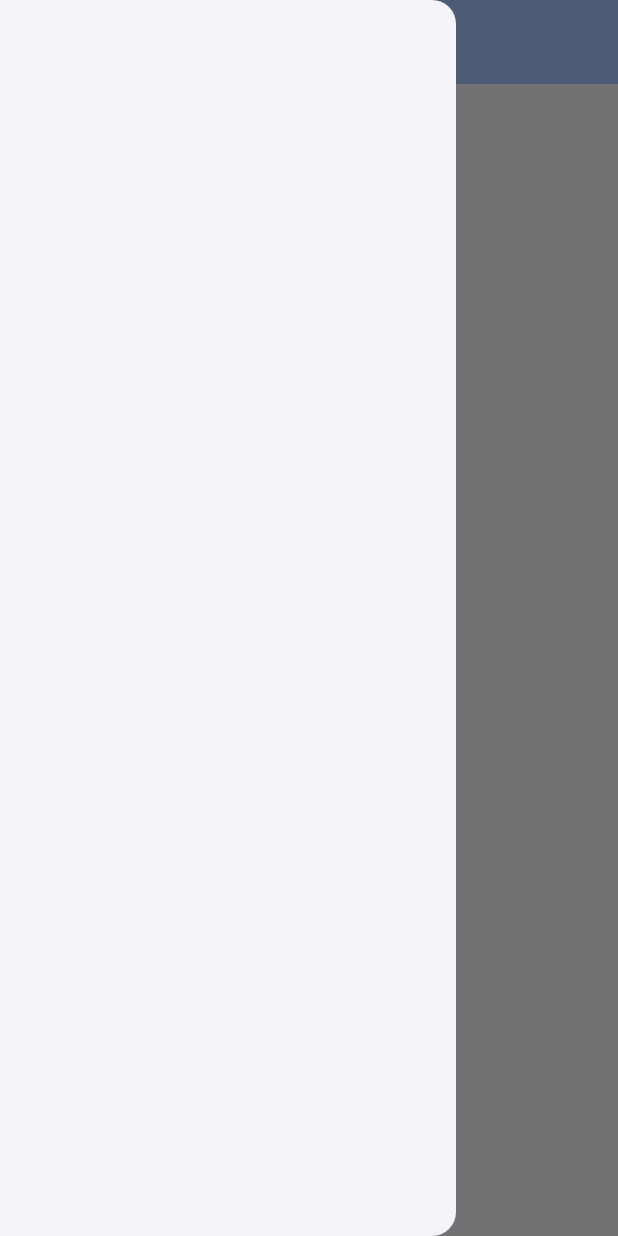
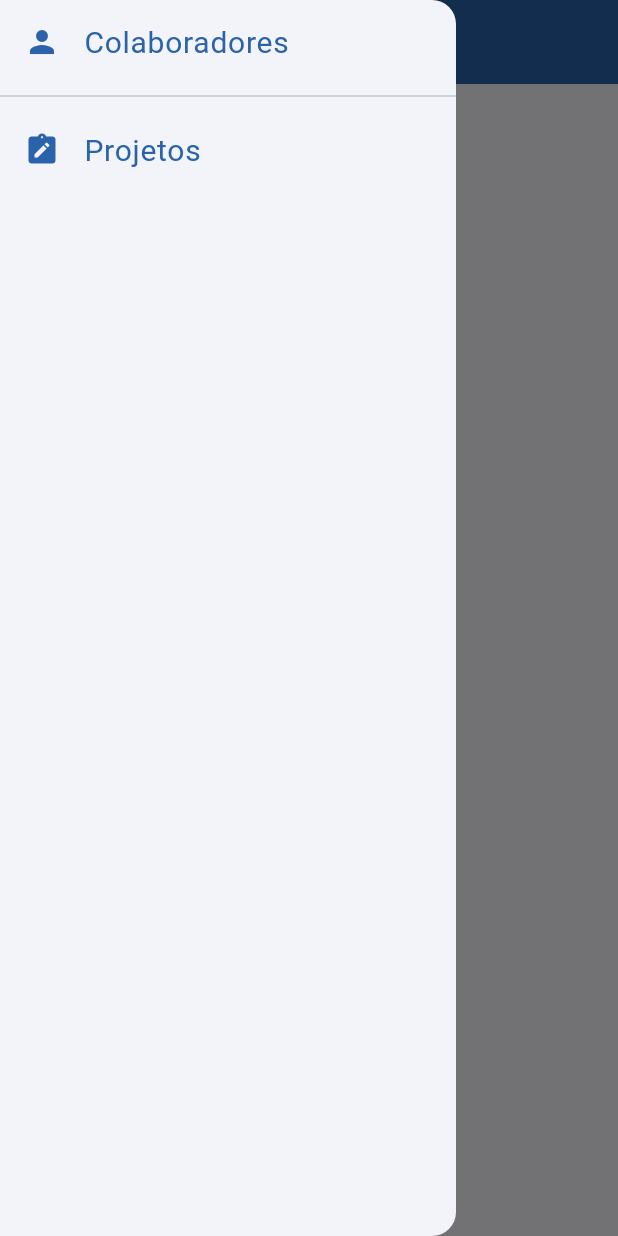
Before and after one commit to Madson-Carvalho/Allocation-Manager-Mobile, a Flutter app: the screen it shows after launch, with the side drawer open, on a phone screen of 412 x 824 dp. Run offline on Flutter 3.47's test engine with Material 3 defaults, Android fonts, the phone set to English and light mode, and no system bars.

Commit message:
Ajustada a base da aplicação

```diff
--- a/lib/commons/app_colors.dart
+++ b/lib/commons/app_colors.dart
@@ -4,4 +4,5 @@ class AppColors {
   AppColors._();
 
   static const Color primaryColor = Color(0xFF2A63A9);
+  static const Color white = Color(0xFFFFFFFF);
 }
--- a/lib/main.dart
+++ b/lib/main.dart
@@ -13,7 +13,6 @@ class MyApp extends StatelessWidget {
   Widget build(BuildContext context) {
     return MaterialApp(
       debugShowCheckedModeBanner: false,
-      title: 'Flutter Demo',
       theme: ThemeData(
         colorScheme: ColorScheme.fromSeed(seedColor: AppColors.primaryColor),
         useMaterial3: true,
--- a/lib/pages/home_page.dart
+++ b/lib/pages/home_page.dart
@@ -1,3 +1,4 @@
+import 'package:allocation_manager_mobile/widgets/base_page.dart';
 import 'package:flutter/material.dart';
 
 class HomePage extends StatefulWidget {
@@ -10,18 +11,6 @@ class HomePage extends StatefulWidget {
 class _MyHomePageState extends State<HomePage> {
   @override
   Widget build(BuildContext context) {
-    return Scaffold(
-      drawer: const SafeArea(child: Drawer()),
-      appBar: AppBar(
-        title: const Text("Allocation Manager"),
-        backgroundColor: Theme.of(context).colorScheme.inversePrimary,
-      ),
-      body: const Center(
-        child: Column(
-          mainAxisAlignment: MainAxisAlignment.center,
-          children: <Widget>[],
-        ),
-      ),
-    );
+    return const BasePage(body: Column());
   }
 }
--- /dev/null
+++ b/lib/widgets/app_sidebar.dart
@@ -0,0 +1,39 @@
+import 'package:flutter/material.dart';
+
+import '../commons/app_colors.dart';
+
+class AppSidebar extends StatefulWidget {
+  const AppSidebar({super.key});
+
+  @override
+  State<AppSidebar> createState() => _AppSidebarState();
+}
+
+class _AppSidebarState extends State<AppSidebar> {
+  @override
+  Widget build(BuildContext context) {
+    return SafeArea(
+      child: Drawer(
+        child: Container(
+          child: ListView(padding: EdgeInsets.zero, children: const [
+            ListTile(
+              leading: Icon(Icons.person, color: AppColors.primaryColor),
+              title: Text(
+                'Colaboradores',
+                style: TextStyle(fontSize: 20.0, color: AppColors.primaryColor),
+              ),
+            ),
+            Divider(),
+            ListTile(
+              leading: Icon(Icons.note_alt, color: AppColors.primaryColor),
+              title: Text(
+                'Projetos',
+                style: TextStyle(fontSize: 20.0, color: AppColors.primaryColor),
+              ),
+            ),
+          ]),
+        ),
+      ),
+    );
+  }
+}
--- /dev/null
+++ b/lib/widgets/base_page.dart
@@ -0,0 +1,32 @@
+import 'package:allocation_manager_mobile/commons/app_colors.dart';
+import 'package:flutter/material.dart';
+
+import 'app_sidebar.dart';
+
+class BasePage extends StatefulWidget {
+  final Widget body;
+
+  const BasePage({super.key, required this.body});
+
+  @override
+  State<BasePage> createState() => _BasePageState();
+}
+
+class _BasePageState extends State<BasePage> {
+  @override
+  Widget build(BuildContext context) {
+    return Scaffold(
+      resizeToAvoidBottomInset: false,
+      appBar: AppBar(
+        title: const Text(
+          'Allocation Manager',
+          style: TextStyle(color: AppColors.white),
+        ),
+        iconTheme: const IconThemeData(color: AppColors.white),
+        backgroundColor: AppColors.primaryColor,
+      ),
+      drawer: const AppSidebar(),
+      body: Expanded(child: widget.body),
+    );
+  }
+}
```
Also changed, not shown: lib/widgets/custom_dropdown_menu.dart (added, +80 -0 lines), lib/widgets/custom_password_form_field.dart (added, +47 -0 lines), lib/widgets/custom_text_form_field.dart (added, +57 -0 lines).
